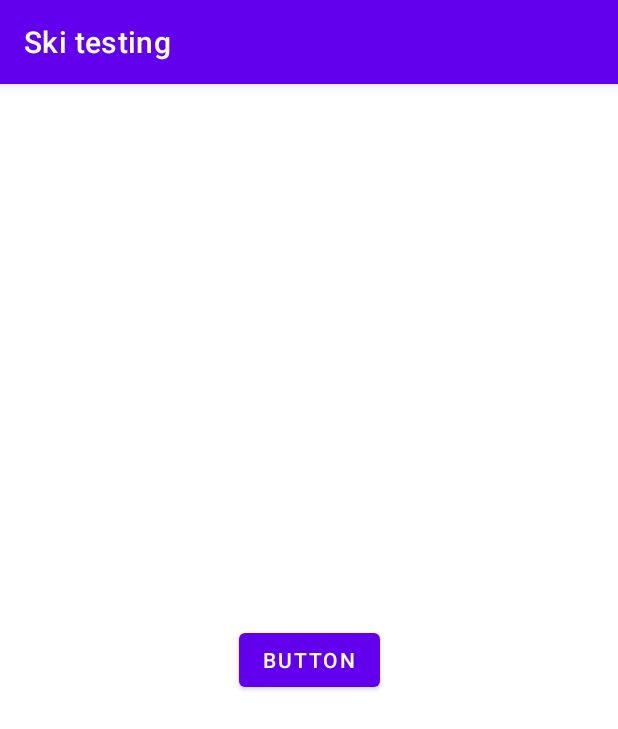
After one commit to ErlebachTomas/DP-SkiGlideTestingApp, an Android app: the Blank1Fragment screen opened directly, with no data from a screen before it, on a phone screen of 412 x 824 dp. The commit adds this screen. Shown: the top 729 px of the screen. Run offline under Robolectric (Android 15) with nearby library versions, the phone set to English and light mode, and no system bars.

Commit message:
Navigation bug fix

```diff
--- a/app/src/main/java/cz/erlebach/skitesting/fragments/recommendation/FirstFragment.kt
+++ b/app/src/main/java/cz/erlebach/skitesting/fragments/recommendation/FirstFragment.kt
@@ -36,6 +36,9 @@
         binding.buttonFirst.setOnClickListener {
             findNavController().navigate(R.id.action_FirstFragment_to_SecondFragment)
         }
+        binding.rcBtnBack.setOnClickListener {
+            activity?.finish()
+        }
     }
 
     override fun onDestroyView() {
--- /dev/null
+++ b/app/src/main/java/cz/erlebach/skitesting/fragments/skiProfile/Blank1Fragment.kt
@@ -0,0 +1,34 @@
+package cz.erlebach.skitesting.fragments.skiProfile
+
+import android.os.Bundle
+import androidx.fragment.app.Fragment
+import android.view.LayoutInflater
+import android.view.View
+import android.view.ViewGroup
+import android.widget.Button
+import androidx.navigation.fragment.findNavController
+import cz.erlebach.skitesting.R
+
+class Blank1Fragment : Fragment() {
+
+
+    override fun onCreate(savedInstanceState: Bundle?) {
+        super.onCreate(savedInstanceState)
+
+    }
+
+    override fun onCreateView(
+        inflater: LayoutInflater, container: ViewGroup?,
+        savedInstanceState: Bundle?
+    ): View? {
+        // Inflate the layout for this fragment
+         val w = inflater.inflate(R.layout.fragment_blank1, container, false)
+            w.findViewById<Button>(R.id.testBtn).setOnClickListener {
+                findNavController().navigate(R.id.action_blank1Fragment_to_skiListFragment)
+            }
+
+        return w
+    }
+
+
+}
--- a/app/src/main/res/layout/activity_measurement.xml
+++ b/app/src/main/res/layout/activity_measurement.xml
@@ -7,9 +7,11 @@
     tools:context=".activity.MeasurementActivity">
 
 
-    <androidx.fragment.app.FragmentContainerView
+    <fragment
         android:id="@+id/fragmentContainerView"
         android:name="cz.erlebach.skitesting.fragments.measurement.MeasurementFormFragment"
         android:layout_width="match_parent"
-        android:layout_height="match_parent" />
+        android:layout_height="match_parent"
+        app:defaultNavHost="true"
+        app:navGraph="@navigation/nav_measurement" />
 </androidx.appcompat.widget.LinearLayoutCompat>
--- a/app/src/main/res/layout/activity_recommendation.xml
+++ b/app/src/main/res/layout/activity_recommendation.xml
@@ -20,7 +20,7 @@
 
     </com.google.android.material.appbar.AppBarLayout>
 
-    <include layout="@layout/content_test" />
+    <include layout="@layout/content_recommendation" />
 
     <com.google.android.material.floatingactionbutton.FloatingActionButton
         android:id="@+id/fab"
--- a/app/src/main/res/layout/activity_ski_provile.xml
+++ b/app/src/main/res/layout/activity_ski_provile.xml
@@ -6,7 +6,7 @@
     android:layout_height="match_parent"
     tools:context=".activity.SkiProfileActivity">
 
-    <androidx.fragment.app.FragmentContainerView
+    <fragment
         android:id="@+id/SkiProfileFragmentContainer"
 
         android:name="androidx.navigation.fragment.NavHostFragment"
--- a/app/src/main/res/layout/content_test.xml
+++ b/app/src/main/res/layout/content_recommendation.xml
@@ -5,7 +5,7 @@
     android:layout_height="match_parent"
     app:layout_behavior="@string/appbar_scrolling_view_behavior">
 
-    <androidx.fragment.app.FragmentContainerView
+    <fragment
         android:id="@+id/nav_host_fragment_content_test"
         android:name="androidx.navigation.fragment.NavHostFragment"
         android:layout_width="0dp"
--- /dev/null
+++ b/app/src/main/res/layout/fragment_blank1.xml
@@ -0,0 +1,21 @@
+<?xml version="1.0" encoding="utf-8"?>
+<androidx.constraintlayout.widget.ConstraintLayout xmlns:android="http://schemas.android.com/apk/res/android"
+    xmlns:app="http://schemas.android.com/apk/res-auto"
+    xmlns:tools="http://schemas.android.com/tools"
+    android:layout_width="match_parent"
+    android:layout_height="match_parent"
+    tools:context=".fragments.skiProfile.Blank1Fragment">
+
+    <!-- TODO: Update blank fragment layout -->
+
+    <Button
+        android:id="@+id/testBtn"
+        android:layout_width="wrap_content"
+        android:layout_height="wrap_content"
+        android:text="Button"
+        app:layout_constraintBottom_toBottomOf="parent"
+        app:layout_constraintEnd_toEndOf="parent"
+        app:layout_constraintStart_toStartOf="parent"
+        app:layout_constraintTop_toTopOf="parent" />
+
+</androidx.constraintlayout.widget.ConstraintLayout>
--- a/app/src/main/res/navigation/nav_ski_profile.xml
+++ b/app/src/main/res/navigation/nav_ski_profile.xml
@@ -2,8 +2,8 @@
 <navigation xmlns:android="http://schemas.android.com/apk/res/android"
     xmlns:app="http://schemas.android.com/apk/res-auto"
     xmlns:tools="http://schemas.android.com/tools"
-    android:id="@+id/nav"
-    app:startDestination="@id/skiListFragment">
+    android:id="@+id/nav_ski_profile"
+    app:startDestination="@id/blank1Fragment">
 
     <fragment
         android:id="@+id/skiListFragment"
@@ -38,4 +38,13 @@
             android:name="currentSki"
             app:argType="cz.erlebach.skitesting.model.Ski" />
     </fragment>
+    <fragment
+        android:id="@+id/blank1Fragment"
+        android:name="cz.erlebach.skitesting.fragments.skiProfile.Blank1Fragment"
+        android:label="fragment_blank1"
+        tools:layout="@layout/fragment_blank1" >
+        <action
+            android:id="@+id/action_blank1Fragment_to_skiListFragment"
+            app:destination="@id/skiListFragment" />
+    </fragment>
 </navigation>
--- a/app/src/main/res/navigation/nav_test.xml
+++ b/app/src/main/res/navigation/nav_test.xml
@@ -2,7 +2,7 @@
 <navigation xmlns:android="http://schemas.android.com/apk/res/android"
     xmlns:app="http://schemas.android.com/apk/res-auto"
     xmlns:tools="http://schemas.android.com/tools"
-    android:id="@+id/nav_graph"
+    android:id="@+id/nav_test"
     app:startDestination="@id/FirstFragment">
 
     <fragment
--- a/app/src/main/res/values/strings.xml
+++ b/app/src/main/res/values/strings.xml
@@ -38,7 +38,7 @@
     <string name="new_measurement">New measurement</string>
     <string name="snow_temperature">Snow temperature °C</string>
     <string name="snow">Snow: </string>
-     <string name="temperature">Temperature °C</string>
+    <string name="temperature">Temperature °C</string>
     <string name="ski">Ski</string>
 
     <string-array name="snowType">
```
Also changed, not shown: app/src/main/AndroidManifest.xml (+8 -6 lines), app/src/main/java/cz/erlebach/skitesting/MyDatabase.kt (+4 -3 lines), app/src/main/java/cz/erlebach/skitesting/fragments/HomeFragment.kt (+8 -0 lines), app/src/main/res/layout/fragment_first.xml (+10 -0 lines).
